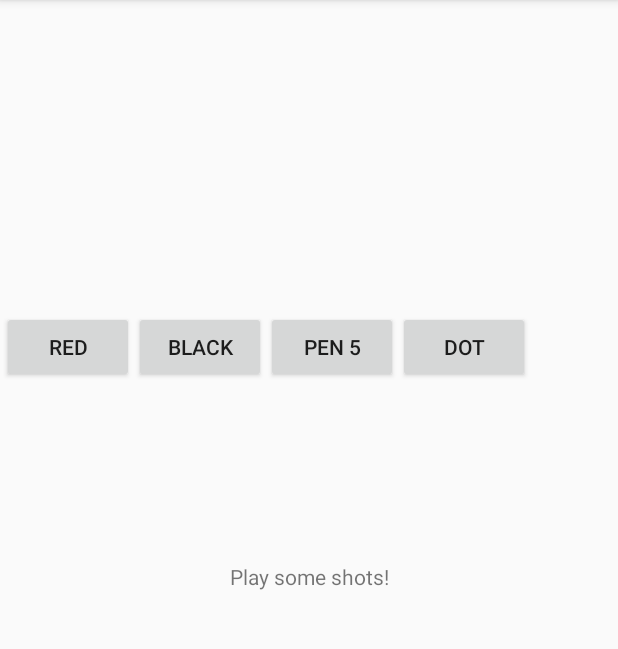
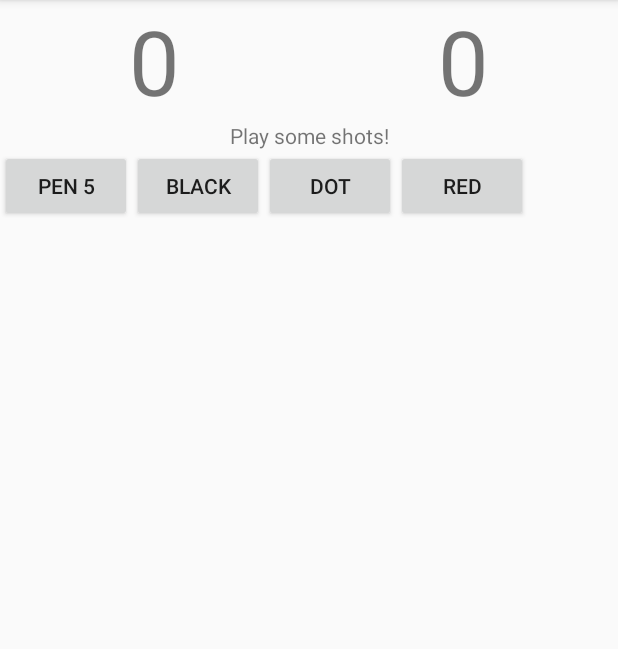
Before and after one commit to mashtonian/Snooker_Scoreboard, an Android app: the screen it shows after launch (MainActivity), on a phone screen of 412 x 824 dp, the part 84-733 px from its top. Run offline under Robolectric (Android 15) with nearby library versions, the phone set to English and light mode, and no system bars.

Commit message:
Added player scores and tweaked initial layout

```diff
--- a/app/src/main/java/com/mashton/android/snookerscoreboard/MainActivity.kt
+++ b/app/src/main/java/com/mashton/android/snookerscoreboard/MainActivity.kt
@@ -24,12 +24,16 @@ class MainActivity : AppCompatActivity() {
         dotButton.setOnClickListener {playShot(LegalShot.DOT)}
 
         scoreTicker = findViewById(R.id.scoreTicker)
+        playerOneScore = findViewById(R.id.playerOneScore)
+        playerTwoScore = findViewById(R.id.playerTwoScore)
 
     }
 
     private val frame = Frame()
 
     private lateinit var scoreTicker: TextView
+    private lateinit var playerOneScore: TextView
+    private lateinit var playerTwoScore: TextView
 
     override fun onKeyDown(keyCode: Int, event: KeyEvent): Boolean {
         return when (keyCode) {
@@ -79,5 +83,8 @@ class MainActivity : AppCompatActivity() {
     private fun playShot(shot: Shot) {
         frame.playShot(shot)
         scoreTicker.text = frame.shotTicker
+        playerOneScore.text = frame.playerOne.score.toString()
+        playerTwoScore.text = frame.playerTwo.score.toString()
+
     }
 }
--- a/app/src/main/res/layout/activity_main.xml
+++ b/app/src/main/res/layout/activity_main.xml
@@ -1,70 +1,92 @@
 <?xml version="1.0" encoding="utf-8"?>
-<androidx.constraintlayout.widget.ConstraintLayout xmlns:android="http://schemas.android.com/apk/res/android"
+<LinearLayout xmlns:android="http://schemas.android.com/apk/res/android"
     xmlns:app="http://schemas.android.com/apk/res-auto"
     xmlns:tools="http://schemas.android.com/tools"
     android:layout_width="match_parent"
-    android:layout_height="match_parent"
+    android:layout_height="wrap_content"
+    android:orientation="vertical"
     tools:context=".MainActivity">
+
+    <LinearLayout
+        android:layout_width="match_parent"
+        android:layout_height="match_parent"
+        android:orientation="horizontal">
+
+        <TextView
+            android:id="@+id/playerOneScore"
+            android:layout_width="wrap_content"
+            android:layout_height="wrap_content"
+            android:layout_weight="1"
+            android:text="0"
+            android:textAlignment="center"
+            android:textSize="60sp"
+            tools:text="0" />
+
+        <TextView
+            android:id="@+id/playerTwoScore"
+            android:layout_width="wrap_content"
+            android:layout_height="wrap_content"
+            android:layout_weight="1"
+            android:text="0"
+            android:textAlignment="center"
+            android:textSize="60sp"
+            tools:text="0" />
+    </LinearLayout>
 
     <TextView
         android:id="@+id/scoreTicker"
-        android:layout_width="wrap_content"
+        android:layout_width="match_parent"
         android:layout_height="wrap_content"
         android:text="Play some shots!"
-        app:layout_constraintBottom_toBottomOf="parent"
-        app:layout_constraintLeft_toLeftOf="parent"
-        app:layout_constraintRight_toRightOf="parent"
-        app:layout_constraintTop_toTopOf="parent" />
+        android:textAlignment="center" />
 
 
-    <TableLayout
-        android:layout_width="409dp"
-        android:layout_height="354dp"
-        tools:layout_editor_absoluteX="1dp"
-        tools:layout_editor_absoluteY="376dp"
-        app:layout_constraintBottom_toBottomOf="parent"
-        app:layout_constraintLeft_toLeftOf="parent"
-        app:layout_constraintRight_toRightOf="parent"
-        app:layout_constraintTop_toTopOf="parent">
+    <LinearLayout
+        android:id="@+id/linearLayout"
+        android:layout_width="match_parent"
+        android:layout_height="match_parent"
+        android:orientation="horizontal">
 
 
+        <Button
+            android:id="@+id/buttonPen5"
+            android:layout_width="wrap_content"
+            android:layout_height="wrap_content"
+            android:text="PEN 5"
+            tools:layout_conversion_absoluteHeight="104dp"
+            tools:layout_conversion_absoluteWidth="0dp"
+            tools:layout_editor_absoluteX="411dp"
+            tools:layout_editor_absoluteY="0dp" />
 
-        <TableRow
-            android:layout_width="match_parent"
-            android:layout_height="match_parent">
-        <LinearLayout
-            android:layout_width="match_parent"
-            android:layout_height="match_parent"
-            android:orientation="horizontal">
-            <Button
-                android:id="@+id/buttonRed"
-                android:layout_width="wrap_content"
-                android:layout_height="wrap_content"
-                android:text="RED" />
-            <Button
-                android:id="@+id/buttonBlack"
-                android:layout_width="wrap_content"
-                android:layout_height="wrap_content"
-                android:text="BLACK" />
-            <Button
-                android:id="@+id/buttonPen5"
-                android:layout_width="wrap_content"
-                android:layout_height="wrap_content"
-                android:text="PEN 5" />
-            <Button
-                android:id="@+id/buttonDot"
-                android:layout_width="wrap_content"
-                android:layout_height="wrap_content"
-                android:text="DOT" />
+        <Button
+            android:id="@+id/buttonBlack"
+            android:layout_width="wrap_content"
+            android:layout_height="wrap_content"
+            android:text="BLACK"
+            tools:layout_conversion_absoluteHeight="104dp"
+            tools:layout_conversion_absoluteWidth="0dp"
+            tools:layout_editor_absoluteX="411dp"
+            tools:layout_editor_absoluteY="0dp" />
 
-        </LinearLayout>
+        <Button
+            android:id="@+id/buttonDot"
+            android:layout_width="wrap_content"
+            android:layout_height="wrap_content"
+            android:text="DOT"
+            tools:layout_conversion_absoluteHeight="71dp"
+            tools:layout_conversion_absoluteWidth="0dp"
+            tools:layout_editor_absoluteX="411dp"
+            tools:layout_editor_absoluteY="0dp" />
 
-        </TableRow>
+        <Button
+            android:id="@+id/buttonRed"
+            android:layout_width="wrap_content"
+            android:layout_height="wrap_content"
+            android:text="RED"
+            tools:layout_conversion_absoluteHeight="71dp"
+            tools:layout_conversion_absoluteWidth="0dp"
+            tools:layout_editor_absoluteX="413dp"
+            tools:layout_editor_absoluteY="0dp" />
 
-
-    </TableLayout>
-
-
-
-
-</androidx.constraintlayout.widget.ConstraintLayout>
+    </LinearLayout>
+</LinearLayout>
```
